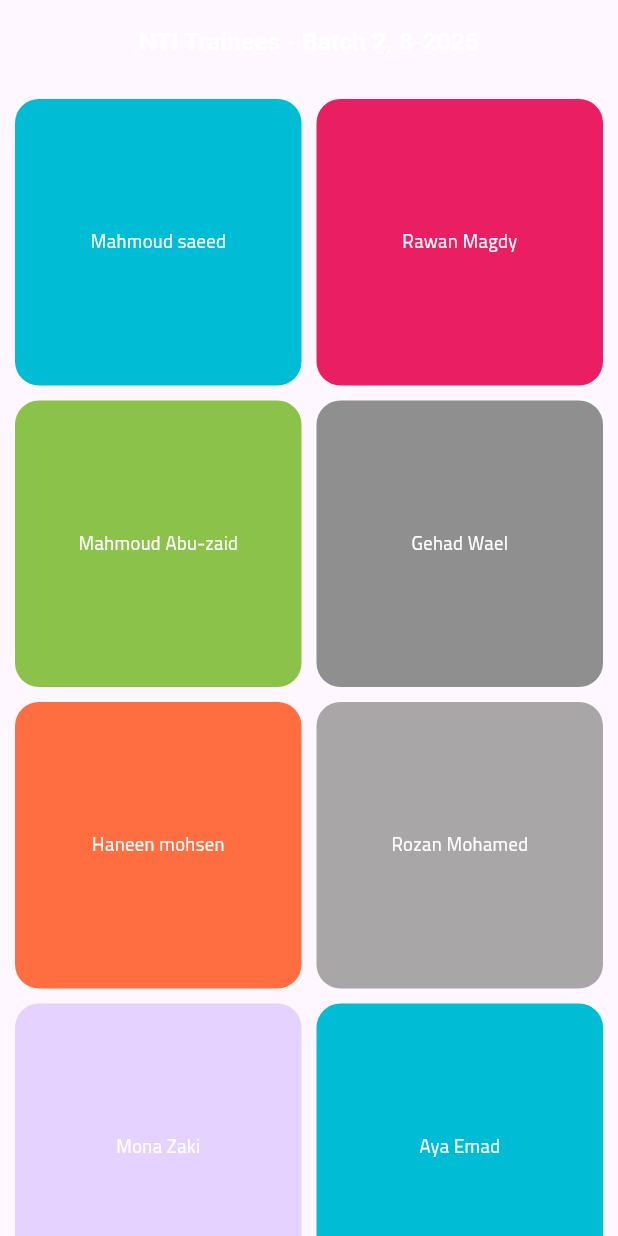
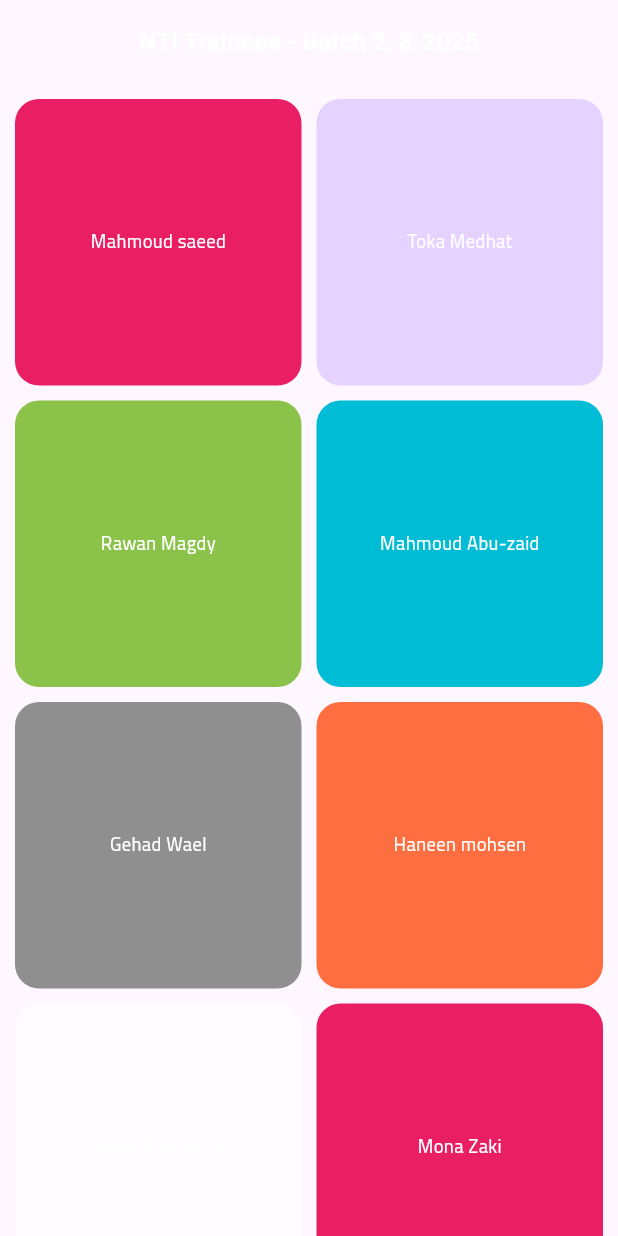
Before and after one commit to mahmoudsaeedm24/nti_std, a Flutter app: the screen it shows after launch, on a phone screen of 412 x 824 dp. Run offline on Flutter 3.47's test engine with Material 3 defaults, Android fonts, the phone set to English and light mode, and no system bars.

Commit message:
add my screen(Toka)

```diff
--- a/lib/core/color_pallete.dart
+++ b/lib/core/color_pallete.dart
@@ -1,16 +1,16 @@
 import 'package:flutter/material.dart';
 
-enum ColorPallete { cyan, pink, lightGreen, lightBlue, deepOrange, def, purple }
+enum ColorPallete { pink, purple, lightGreen, cyan, lightBlue, deepOrange, def }
 
 class AppColors {
   AppColors._();
-  static const Color cyan = Colors.cyan;
   static const Color pink = Colors.pink;
   static const Color purple = Color.fromARGB(255, 230, 210, 255);
   static const Color lightGreen = Colors.lightGreen;
+  static const Color cyan = Colors.cyan;
   static const Color lightBlue = Colors.lightBlue;
   static const Color deepOrange = Colors.deepOrangeAccent;
-  static const Color def = Color.fromARGB(218, 153, 152, 152);
+  static const Color def = Colors.white54;
 
   static Color getColor({required ColorPallete colorPallte}) {
     return switch (colorPallte.name) {
--- a/lib/features/data_source.dart
+++ b/lib/features/data_source.dart
@@ -11,6 +11,23 @@ Thanks Eng Mohamed Emad ⭐
 """,
     image: "mahmoud_saeed".jpg,
     screenColor: ColorPallete.cyan,
+  ),
+  Person(
+    name: "Toka Medhat",
+    message: '''He who does not thank people does not thank God
+
+    This is the least thing we can do to express our thanks and gratitude to you.
+
+I am truly very grateful for everything you did with us throughout the training period.
+Your effort, patience, and care to deliver the information to us in a simple and clear way made a big difference for us, and also made the experience very enjoyable and beneficial.
+You were not only transferring knowledge to us, but you were also always encouraging us to love the field and continue in it.
+
+Really Your advices made a big difference to me.
+
+May God bless you, your life, and your efforts, increase you from His grace and bounty, and always make you a reason for spreading knowledge to others
+
+''',
+    screenColor: ColorPallete.purple,
   ),
   Person(
     name: "Rawan Magdy",
@@ -80,5 +97,9 @@ Best regards,
     message:
         '''I would like to sincerely thank you for all your effort and dedication during our Flutter course. You were always respectful, kind, and supportive, which made the learning experience both enjoyable and valuable. I truly appreciate the knowledge you shared with us and the way you guided us with patience and professionalism.Wishing you continued success and all the best in your teaching journey.''',
   ),
-  Person(name: "Ali ", message: "I’m really grateful for your effort and dedication throughout the training. Your way of teaching made complex topics much easier to understand, and your support motivated me to push myself further. It was a great experience learning from you, and I truly appreciate the knowledge and inspiration you shared."),
+  Person(
+    name: "Ali ",
+    message:
+        "I’m really grateful for your effort and dedication throughout the training. Your way of teaching made complex topics much easier to understand, and your support motivated me to push myself further. It was a great experience learning from you, and I truly appreciate the knowledge and inspiration you shared.",
+  ),
 ];
```
Also changed, not shown: pubspec.lock.
